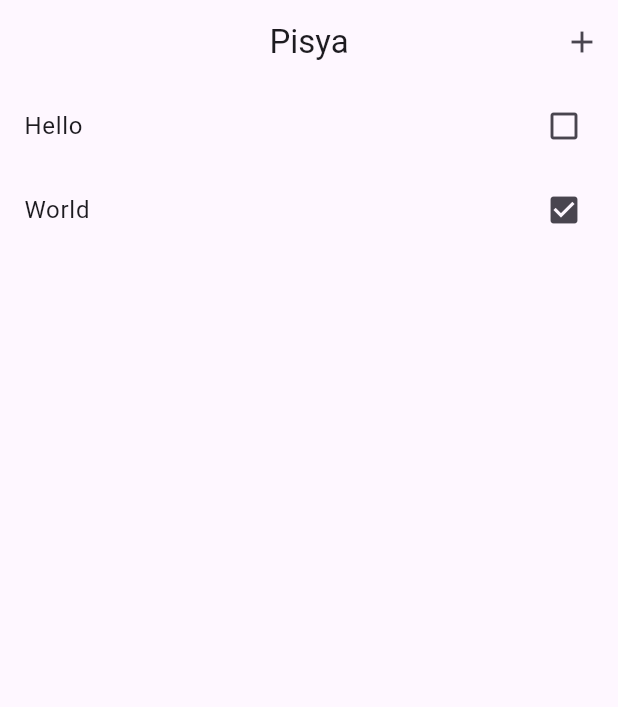
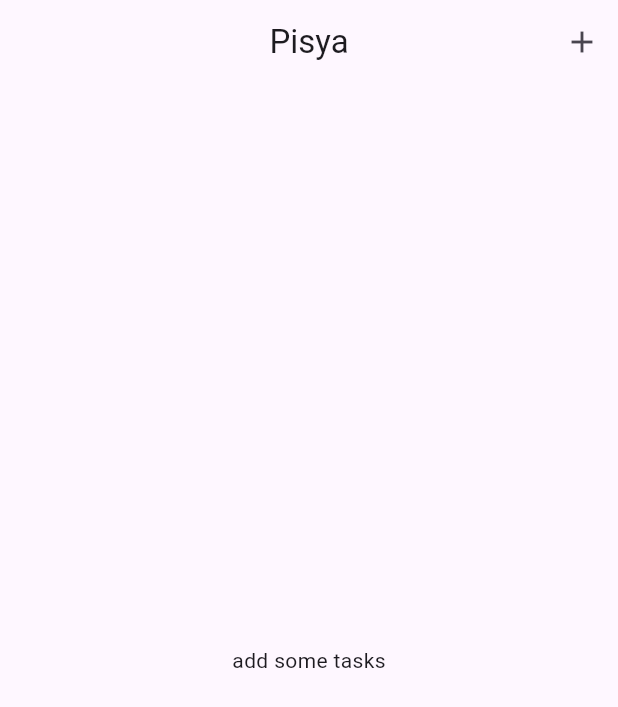
Before and after one commit to Lyynnnx/pinguchat, a Flutter app: the screen it shows after launch, on a phone screen of 412 x 824 dp. Shown: the top 707 px of the screen. Run offline on Flutter 3.47's test engine with Material 3 defaults, Android fonts, the phone set to English and light mode, and no system bars; our stand-ins replace flutter_riverpod.

Commit message:
minor changes

```diff
--- a/lib/providers/chat_provider.dart
+++ b/lib/providers/chat_provider.dart
@@ -2,11 +2,7 @@ import 'package:flutter_riverpod/flutter_riverpod.dart';
 import 'package:pinguchat/models/task.dart';
 
 class TaskListNotifier extends StateNotifier<List<Task>> {
-  TaskListNotifier()
-      : super([
-          Task(text: "Hello", isDone: false),
-          Task(text: "World", isDone: true)
-        ]);
+  TaskListNotifier() : super([]);
 
   void addTask(Task task) {
     state = [task, ...state];
--- a/lib/window.dart
+++ b/lib/window.dart
@@ -32,8 +32,11 @@ class _ForumScreenState extends ConsumerState<ForumScreen> {
           ),
         ],
       ),
-      body: Center(
-        child: ListView.builder(
+      body: tasks.isEmpty
+          ? const Center(
+              child: Text("add some tasks"),
+            )
+          : ListView.builder(
               itemBuilder: (context, index) {
                 return Dismissible(
                   background: Container(
@@ -55,7 +58,6 @@ class _ForumScreenState extends ConsumerState<ForumScreen> {
               },
               itemCount: tasks.length,
             ),
-      ),
     );
   }
 }
```
Lines whose indentation alone changed are shown as unchanged.
